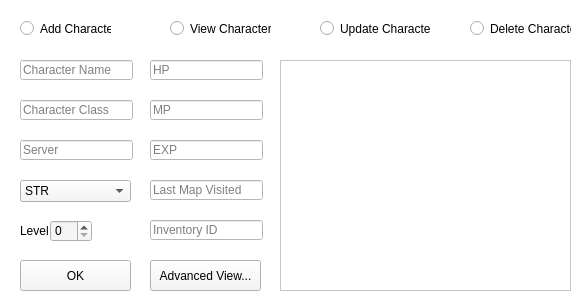
This is qt/ui/characterManager.ui in BiancaBoueri/Projeto_final_Banco_de_Dados as Qt 5 draws it before an edit. The edited form follows.
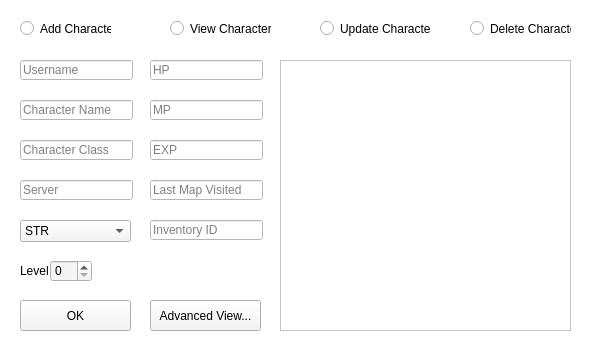
This is the edited form.

```diff
--- a/qt/ui/characterManager.ui
+++ b/qt/ui/characterManager.ui
@@ -6,20 +6,20 @@
    <rect>
     <x>0</x>
     <y>0</y>
-    <width>588</width>
-    <height>305</height>
+    <width>590</width>
+    <height>349</height>
    </rect>
   </property>
   <property name="minimumSize">
    <size>
-    <width>588</width>
-    <height>305</height>
+    <width>590</width>
+    <height>349</height>
    </size>
   </property>
   <property name="maximumSize">
    <size>
-    <width>588</width>
-    <height>305</height>
+    <width>590</width>
+    <height>349</height>
    </size>
   </property>
   <property name="windowTitle">
@@ -50,7 +50,7 @@
      <x>280</x>
      <y>60</y>
      <width>291</width>
-     <height>231</height>
+     <height>271</height>
     </rect>
    </property>
   </widget>
@@ -71,7 +71,7 @@
    <property name="geometry">
     <rect>
      <x>150</x>
-     <y>260</y>
+     <y>300</y>
      <width>111</width>
      <height>31</height>
     </rect>
@@ -87,7 +87,7 @@
    <property name="geometry">
     <rect>
      <x>20</x>
-     <y>100</y>
+     <y>140</y>
      <width>113</width>
      <height>20</height>
     </rect>
@@ -103,7 +103,7 @@
    <property name="geometry">
     <rect>
      <x>20</x>
-     <y>60</y>
+     <y>100</y>
      <width>113</width>
      <height>20</height>
     </rect>
@@ -174,7 +174,7 @@
    <property name="geometry">
     <rect>
      <x>20</x>
-     <y>180</y>
+     <y>220</y>
      <width>111</width>
      <height>22</height>
     </rect>
@@ -207,7 +207,7 @@
    <property name="geometry">
     <rect>
      <x>50</x>
-     <y>220</y>
+     <y>260</y>
      <width>42</width>
      <height>22</height>
     </rect>
@@ -223,7 +223,7 @@
    <property name="geometry">
     <rect>
      <x>20</x>
-     <y>220</y>
+     <y>260</y>
      <width>31</width>
      <height>21</height>
     </rect>
@@ -255,7 +255,7 @@
    <property name="geometry">
     <rect>
      <x>20</x>
-     <y>140</y>
+     <y>180</y>
      <width>113</width>
      <height>20</height>
     </rect>
@@ -303,7 +303,7 @@
    <property name="geometry">
     <rect>
      <x>20</x>
-     <y>260</y>
+     <y>300</y>
      <width>111</width>
      <height>31</height>
     </rect>
@@ -315,6 +315,22 @@
     <string>OK</string>
    </property>
   </widget>
+  <widget class="QLineEdit" name="username">
+   <property name="geometry">
+    <rect>
+     <x>20</x>
+     <y>60</y>
+     <width>113</width>
+     <height>20</height>
+    </rect>
+   </property>
+   <property name="text">
+    <string/>
+   </property>
+   <property name="placeholderText">
+    <string>Username</string>
+   </property>
+  </widget>
  </widget>
  <resources/>
  <connections/>
```
